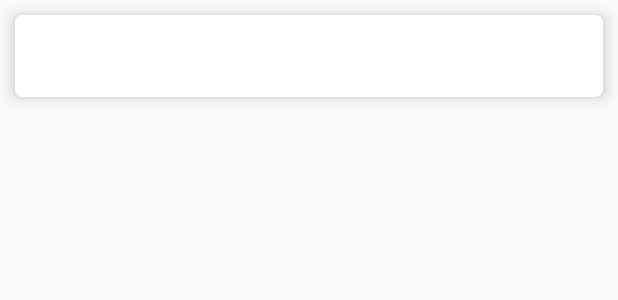
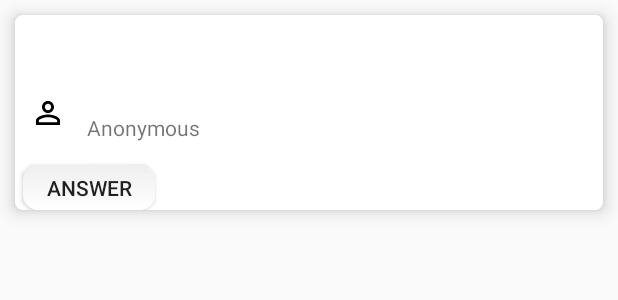
Before and after one commit to dmitrokh/pocketHandyman-fa19-hippo, an Android app: the layout item_unanswered_question.xml on its own in the app's theme, with its tools: preview values and no code run, on a phone screen of 412 x 824 dp. Shown: the top 300 px of the screen. Run offline under Robolectric (Android 15) with nearby library versions, the phone set to English and light mode, and no system bars.

Commit message:
fix merge conflicts; continue working on answering question

```diff
--- a/app/src/main/java/com/example/pockethandyman/AnsweredQuestionsAdapter.java
+++ b/app/src/main/java/com/example/pockethandyman/AnsweredQuestionsAdapter.java
@@ -21,6 +21,7 @@ public class AnsweredQuestionsAdapter extends RecyclerView.Adapter<AnsweredQuest
     private List<Question> questions;
     private Context context;
 
+
     public static class ViewHolder extends RecyclerView.ViewHolder {
         public TextView title;
         public TextView author;
@@ -31,6 +32,7 @@ public class AnsweredQuestionsAdapter extends RecyclerView.Adapter<AnsweredQuest
             this.author = itemView.findViewById(R.id.author);
         }
     }
+
 
     public AnsweredQuestionsAdapter(Context context, List<Question> questions) {
         this.context = context;
--- a/app/src/main/java/com/example/pockethandyman/EmailPasswordActivity.java
+++ b/app/src/main/java/com/example/pockethandyman/EmailPasswordActivity.java
@@ -28,6 +28,7 @@ public class EmailPasswordActivity extends AppCompatActivity implements
     private EditText mEmailField;
     private EditText mPasswordField;
     public ProgressDialog mProgressDialog;
+    private Globals globalVars;
 
     // [START declare_auth]
     private FirebaseAuth mAuth;
@@ -37,6 +38,8 @@ public class EmailPasswordActivity extends AppCompatActivity implements
     public void onCreate(Bundle savedInstanceState) {
         super.onCreate(savedInstanceState);
         setContentView(R.layout.activity_email_password);
+
+        globalVars = (Globals) getApplicationContext();
 
         // Views
         mStatusTextView = findViewById(R.id.status);
@@ -118,6 +121,9 @@ public class EmailPasswordActivity extends AppCompatActivity implements
                             Log.d(TAG, "signInWithEmail:success");
                             FirebaseUser user = mAuth.getCurrentUser();
 //                            updateUI(user);
+
+                            String userName = user.getEmail().split("@")[0];
+                            globalVars.setCurUser(userName);
 
                             Intent intent = new Intent(EmailPasswordActivity.this, HomeActivity.class);
                             startActivity(intent);
--- a/app/src/main/java/com/example/pockethandyman/RecyclerView_Adapter.java
+++ b/app/src/main/java/com/example/pockethandyman/RecyclerView_Adapter.java
@@ -48,7 +48,7 @@ public class RecyclerView_Adapter extends RecyclerView.Adapter<ViewHolder> {
         LayoutInflater mInflater = LayoutInflater.from(viewGroup.getContext());
 
         ViewGroup mainGroup = (ViewGroup) mInflater.inflate(
-                R.layout.fragment_item, viewGroup, false);
+                R.layout.item_unanswered_question, viewGroup, false);
         ViewHolder mainHolder = new ViewHolder(mainGroup) {
             @Override
             public String toString() {
--- a/app/src/main/res/layout/item_unanswered_question.xml
+++ b/app/src/main/res/layout/item_unanswered_question.xml
@@ -10,20 +10,53 @@
     app:cardCornerRadius="5dp"
     app:cardElevation="7dp">
 
-    <LinearLayout
+    <androidx.constraintlayout.widget.ConstraintLayout
         android:layout_width="match_parent"
         android:layout_height="wrap_content"
         android:orientation="vertical">
 
             <TextView
                 android:id="@+id/questionTitle"
-            android:layout_width="fill_parent"
-            android:layout_height="wrap_content"
+                android:layout_width="391dp"
+                android:layout_height="53dp"
                 android:padding="15dp"
                 android:textColor="#000000"
-            android:textSize="17sp" />
+                android:textSize="17sp"
+                app:layout_constraintStart_toStartOf="parent"
+                app:layout_constraintTop_toTopOf="parent" />
 
-    </LinearLayout>
+            <ImageView
+                android:id="@+id/profilePic"
+                android:layout_width="wrap_content"
+                android:layout_height="wrap_content"
+                android:layout_marginStart="10dp"
+                app:layout_constraintStart_toStartOf="parent"
+                app:layout_constraintTop_toBottomOf="@+id/questionTitle"
+                app:srcCompat="@drawable/ic_perm_identity_black_24dp" />
+
+            <TextView
+                android:id="@+id/author"
+                android:layout_width="wrap_content"
+                android:layout_height="wrap_content"
+                android:layout_marginStart="14dp"
+                android:layout_marginTop="12dp"
+                android:text="Anonymous"
+                app:layout_constraintStart_toEndOf="@+id/profilePic"
+                app:layout_constraintTop_toBottomOf="@+id/questionTitle" />
+
+            <Button
+                android:id="@+id/answerButton"
+                android:layout_width="wrap_content"
+                android:layout_height="30dp"
+                android:background="@drawable/custom_button2"
+                android:text="Answer"
+                android:layout_marginTop="15dp"
+                android:layout_marginLeft="5dp"
+                android:layout_marginBottom="10dp"
+                app:layout_constraintStart_toStartOf="parent"
+                app:layout_constraintTop_toBottomOf="@+id/author" />
+
+    </androidx.constraintlayout.widget.ConstraintLayout>
 
 </androidx.cardview.widget.CardView>
 
```
Also changed, not shown: app/src/main/AndroidManifest.xml (+11 -0 lines), app/src/main/java/com/example/pockethandyman/AnswerQuestionActivity.java (+42 -4 lines), app/src/main/java/com/example/pockethandyman/AskQuestionActivity.java (+7 -2 lines), app/src/main/java/com/example/pockethandyman/Globals.java (+10 -1 lines), app/src/main/java/com/example/pockethandyman/HomeActivity.java (+11 -2 lines), app/src/main/java/com/example/pockethandyman/UnansweredQuestionsAdapter.java (+11 -3 lines), app/src/main/res/layout/activity_answer_question.xml (+7 -8 lines). Lines whose indentation alone changed are shown as unchanged.
